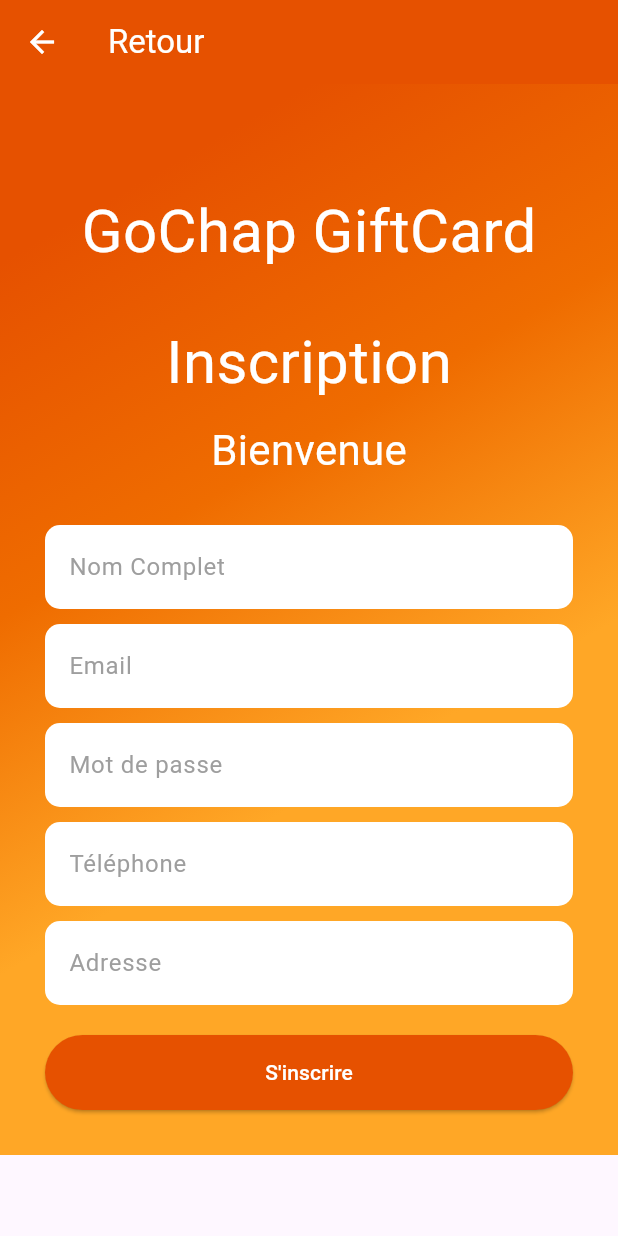
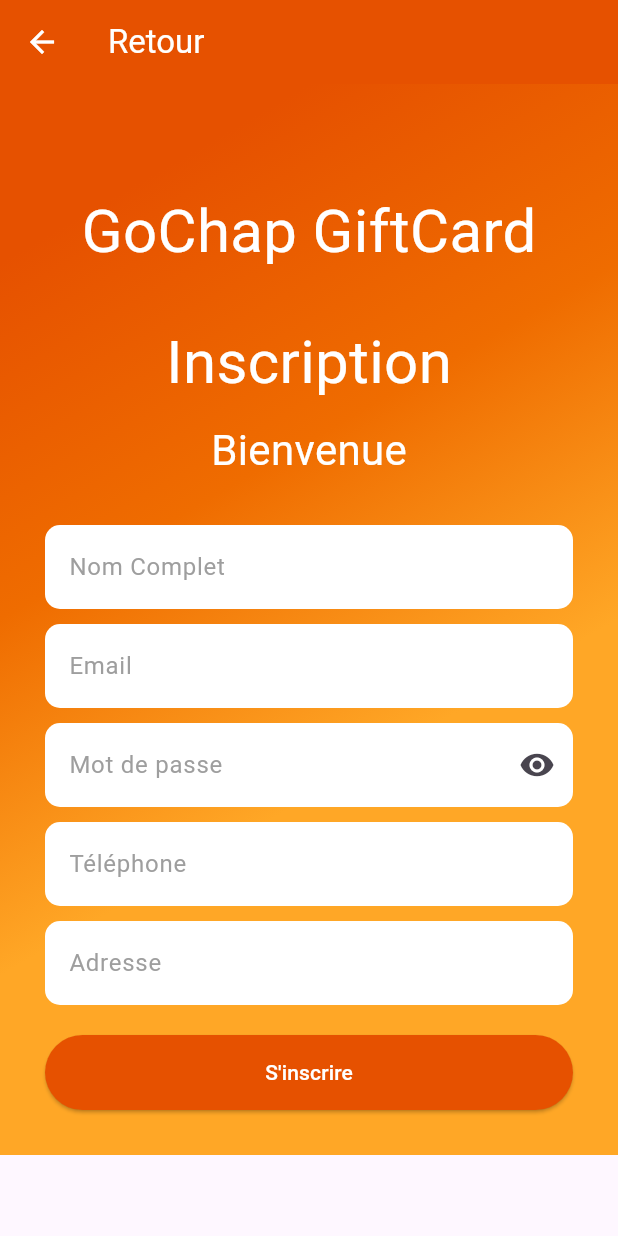
Before and after one commit to Harlequelrah/flutter_giftcard, a Flutter app: the screen it shows after launch, after a tap on "Allez à la page d'Inscription", on a phone screen of 412 x 824 dp. Run offline on Flutter 3.47's test engine with Material 3 defaults, Android fonts, the phone set to English and light mode, and no system bars; our stand-ins replace animate_do, flutter_local_notifications, qr_flutter, shared_preferences; missing offline and left inert: signalr_core; accounts and stored records are empty; network calls fail.

Commit message:
transformation du registration_page en stateful puis gestion d'erreur de validation de Email et utilisation de _obscureText sur le champ de mot de passe

```diff
--- a/lib/beneficiary_service.dart
+++ b/lib/beneficiary_service.dart
@@ -2,7 +2,7 @@
 import 'package:http/http.dart' as http;
 import 'dart:convert';
 
-const String baseUrl = 'https://10.0.2.2:7168/api';
+const String baseUrl = 'https://192.168.0.113:7168/api';
 
 class BeneficiaryService {
   static Future<BeneficiaryUser> fetchBeneficiaryUser(
--- a/lib/main.dart
+++ b/lib/main.dart
@@ -8,8 +8,6 @@
 import 'beneficiary_service.dart';
 import 'models.dart';
 import 'signalr_service.dart';
-
-
 
 void main() async {
   WidgetsFlutterBinding.ensureInitialized();
@@ -41,6 +39,7 @@
   late BeneficiaryUser beneficiary;
   final TextEditingController emailController = TextEditingController();
   final TextEditingController passwordController = TextEditingController();
+  bool _obscureText = true;
 
   @override
   void dispose() {
@@ -165,7 +164,7 @@
                                               color: Colors.grey.shade200))),
                                   child: TextField(
                                     controller: emailController,
-                                    decoration: InputDecoration(
+                                    decoration: const InputDecoration(
                                         hintText: "Email",
                                         hintStyle:
                                             TextStyle(color: Colors.grey),
@@ -180,12 +179,24 @@
                                               color: Colors.grey.shade200))),
                                   child: TextField(
                                     controller: passwordController,
-                                    obscureText: true,
+                                    obscureText: _obscureText,
                                     decoration: InputDecoration(
-                                        hintText: "Mot de Passe",
-                                        hintStyle:
-                                            TextStyle(color: Colors.grey),
-                                        border: InputBorder.none),
+                                      hintText: "Mot de Passe",
+                                      hintStyle:
+                                          const TextStyle(color: Colors.grey),
+                                      border: InputBorder.none,
+                                      suffixIcon: IconButton(
+                                        icon: Icon(_obscureText
+                                            ? Icons.visibility_off
+                                            : Icons.visibility),
+                                        onPressed: () {
+                                          setState(() {
+                                            _obscureText =
+                                                !_obscureText;
+                                          });
+                                        },
+                                      ),
+                                    ),
                                   ),
                                 ),
                               ],
--- a/lib/purchase_page.dart
+++ b/lib/purchase_page.dart
@@ -36,7 +36,7 @@
               const SizedBox(height: 20),
               FutureBuilder<String>(
                 future: Future.delayed(Duration(seconds: 1),
-                    () => accessToken), // Simule une opération asynchrone
+                    () => accessToken),
                 builder: (context, snapshot) {
                   if (snapshot.connectionState == ConnectionState.waiting) {
                     return CircularProgressIndicator();
--- a/lib/registration_page.dart
+++ b/lib/registration_page.dart
@@ -1,19 +1,40 @@
 import 'package:flutter/material.dart';
 import 'authentication_service.dart';
 
-class RegistrationPage extends StatelessWidget {
+class RegistrationPage extends StatefulWidget {
   const RegistrationPage({super.key});
 
   @override
-  Widget build(BuildContext context) {
+  _RegistrationPageState createState() => _RegistrationPageState();
+}
+
+class _RegistrationPageState extends State<RegistrationPage> {
   final TextEditingController emailController = TextEditingController();
   final TextEditingController passwordController = TextEditingController();
   final TextEditingController nomCompletController = TextEditingController();
   final TextEditingController adresseController = TextEditingController();
   final TextEditingController telephoneController = TextEditingController();
+  bool obscureText = false;
 
+  @override
+  void initState() {
+    super.initState();
+  }
+
+  @override
+  void dispose() {
+    emailController.dispose();
+    passwordController.dispose();
+    nomCompletController.dispose();
+    adresseController.dispose();
+    telephoneController.dispose();
+    super.dispose();
+  }
+
+  @override
+  Widget build(BuildContext context) {
     return Scaffold(
-      resizeToAvoidBottomInset: true, // Ajouté pour gérer l'espace lors de l'apparition du clavier
+      resizeToAvoidBottomInset: true,
       appBar: AppBar(
         backgroundColor: Colors.orange[900],
         title: const Text('Retour', style: TextStyle(color: Colors.white)),
@@ -62,7 +83,7 @@
                       filled: true,
                       fillColor: Colors.white,
                       labelText: 'Nom Complet',
-                      labelStyle: TextStyle(color: Colors.grey),
+                      labelStyle: const TextStyle(color: Colors.grey),
                       border: OutlineInputBorder(
                         borderRadius: BorderRadius.circular(10),
                         borderSide: BorderSide.none,
@@ -76,7 +97,7 @@
                       filled: true,
                       fillColor: Colors.white,
                       labelText: 'Email',
-                      labelStyle: TextStyle(color: Colors.grey),
+                      labelStyle: const TextStyle(color: Colors.grey),
                       border: OutlineInputBorder(
                         borderRadius: BorderRadius.circular(10),
                         borderSide: BorderSide.none,
@@ -86,17 +107,26 @@
                   const SizedBox(height: 10),
                   TextField(
                     controller: passwordController,
-                    obscureText: true,
+                    obscureText: obscureText,
                     decoration: InputDecoration(
                         filled: true,
                         fillColor: Colors.white,
                         labelText: 'Mot de passe',
-                      labelStyle: TextStyle(color: Colors.grey),
+                        labelStyle: const TextStyle(color: Colors.grey),
                         border: OutlineInputBorder(
                           borderRadius: BorderRadius.circular(10),
                           borderSide: BorderSide.none,
                         ),
-                    ),
+                        suffixIcon: IconButton(
+                          icon: Icon(obscureText
+                              ? Icons.visibility_off
+                              : Icons.visibility),
+                          onPressed: () {
+                            setState(() {
+                              obscureText = !obscureText;
+                            });
+                          },
+                        )),
                   ),
                   const SizedBox(height: 10),
                   TextField(
@@ -105,7 +135,7 @@
                       filled: true,
                       fillColor: Colors.white,
                       labelText: 'Téléphone',
-                      labelStyle: TextStyle(color: Colors.grey),
+                      labelStyle: const TextStyle(color: Colors.grey),
                       border: OutlineInputBorder(
                         borderRadius: BorderRadius.circular(10),
                         borderSide: BorderSide.none,
@@ -119,7 +149,7 @@
                       filled: true,
                       fillColor: Colors.white,
                       labelText: 'Adresse',
-                      labelStyle: TextStyle(color: Colors.grey),
+                      labelStyle: const TextStyle(color: Colors.grey),
                       border: OutlineInputBorder(
                         borderRadius: BorderRadius.circular(10),
                         borderSide: BorderSide.none,
@@ -141,7 +171,8 @@
                         );
                       },
                       style: ElevatedButton.styleFrom(
-                        backgroundColor: Colors.orange[900], // Couleur du bouton
+                        backgroundColor:
+                            Colors.orange[900], // Couleur du bouton
                         shape: RoundedRectangleBorder(
                           borderRadius: BorderRadius.circular(50),
                         ),
--- a/lib/signalr_service.dart
+++ b/lib/signalr_service.dart
@@ -27,7 +27,7 @@
 
   final connection = HubConnectionBuilder()
       .withUrl(
-        'https://10.0.2.2:7168/notificationHub',
+        'https://192.168.0.113:7168/notificationHub',
         HttpConnectionOptions(
           client: IOClient(),
           accessTokenFactory: () async => token,
```
Also changed, not shown: lib/authentication_service.dart (+30 -16 lines). Lines whose indentation alone changed are shown as unchanged.
